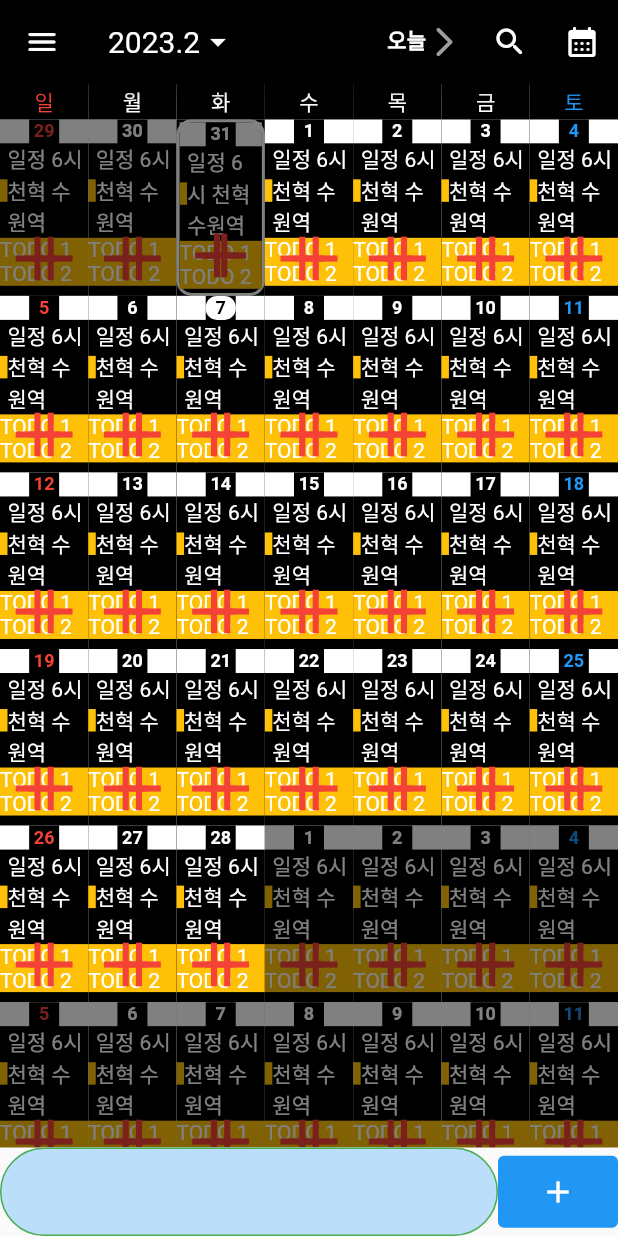
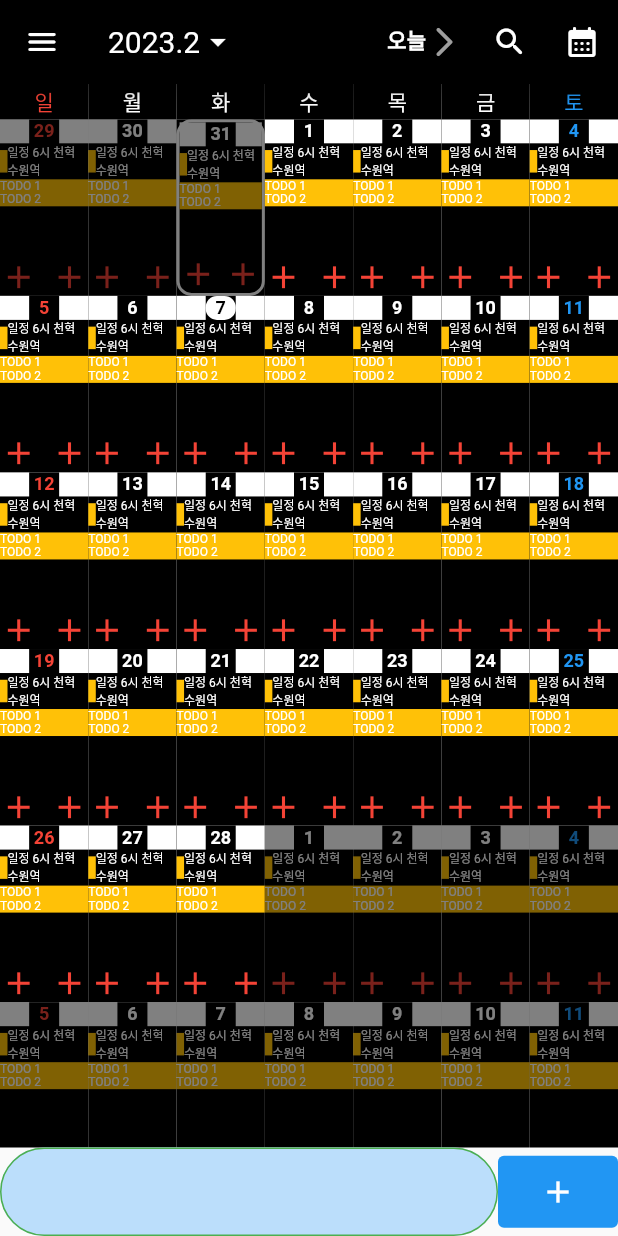
Before and after one commit to pensieve92/codesign.me.flutter, a Flutter app: the screen it shows after launch, on a phone screen of 412 x 824 dp. Run offline on Flutter 3.47's test engine with Material 2 defaults, Android fonts, the phone set to English and light mode, and no system bars; our stand-ins replace shared_preferences.

Commit message:
Fix Calendar - font, Icon size 축소

```diff
--- a/lib/widgets/calendar/DayScheduleWidget.dart
+++ b/lib/widgets/calendar/DayScheduleWidget.dart
@@ -14,7 +14,8 @@ Row DayScheduleWidget() {
       ),
       Expanded(
         child: Text('일정 6시 천혁 수원역',
-            style: TextStyle(color: Colors.white)),
+            style: TextStyle(color: Colors.white, fontSize: 8.0),
+        ),
       ),
     ],
   );
--- a/lib/widgets/calendar/DayTodoWidget.dart
+++ b/lib/widgets/calendar/DayTodoWidget.dart
@@ -6,7 +6,7 @@ Row DayTodoWidget() {
       Expanded(
           child: Container(
             color: Colors.amber,
-            child: Text('TODO 1\nTODO 2', style: TextStyle(color: Colors.white)),
+            child: Text('TODO 1\nTODO 2', style: TextStyle(color: Colors.white, fontSize: 8.0)),
           )
       )
     ],
--- a/lib/widgets/calendar/DayWidget.dart
+++ b/lib/widgets/calendar/DayWidget.dart
@@ -33,12 +33,12 @@ List<Widget> DayWidget(BuildContext context, List<Day> days, int index) {
           // Footer - 이모지
           Positioned(
             bottom: 0,
-            child: Icon(Icons.add, color: Colors.red, size: 50)
+            child: Icon(Icons.add, color: Colors.red, size: 25)
           ),
           Positioned(
               bottom: 0,
               right: 0,
-              child: Icon(Icons.add, color: Colors.red, size: 50)
+              child: Icon(Icons.add, color: Colors.red, size: 25)
           ),
         ],
       ),
```
